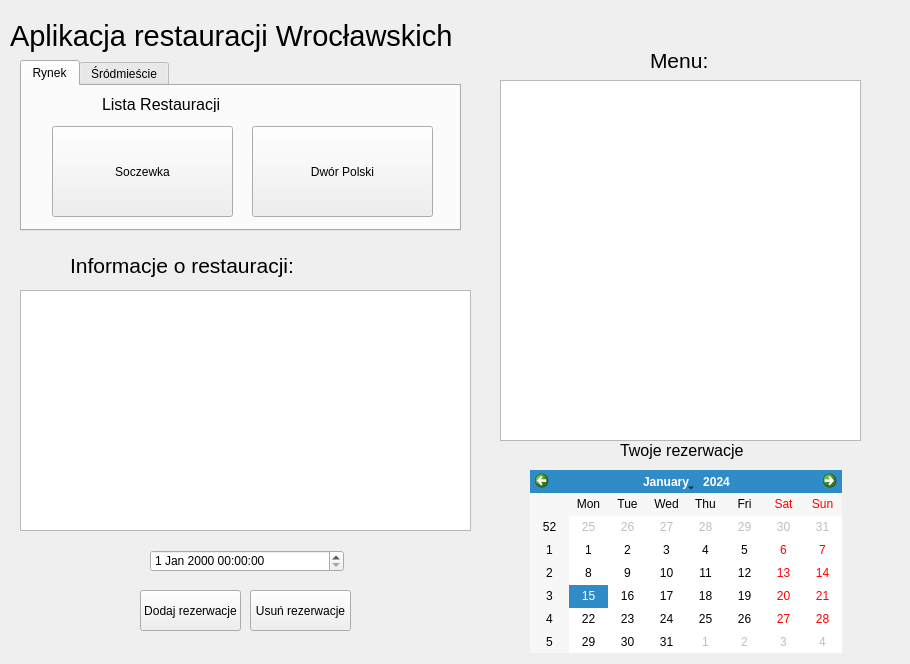
This is mainwindow.ui in Johny250353/projek1 as Qt 5 draws it before an edit. The edited form follows.
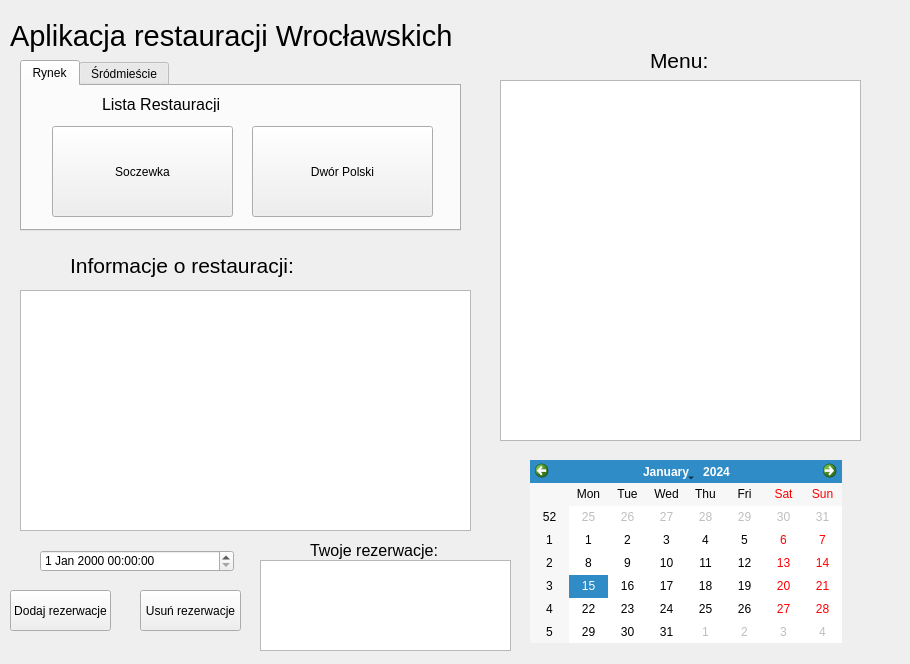
This is the edited form. The open tabs and pages were chosen to show the change.

What changed in the file:
```diff
--- a/mainwindow.ui
+++ b/mainwindow.ui
@@ -18,7 +18,7 @@
     <property name="geometry">
      <rect>
       <x>530</x>
-      <y>470</y>
+      <y>460</y>
       <width>312</width>
       <height>183</height>
      </rect>
@@ -39,8 +39,8 @@
    <widget class="QLabel" name="label_2">
     <property name="geometry">
      <rect>
-      <x>620</x>
-      <y>440</y>
+      <x>310</x>
+      <y>540</y>
       <width>131</width>
       <height>20</height>
      </rect>
@@ -51,7 +51,7 @@
      </font>
     </property>
     <property name="text">
-     <string>Twoje rezerwacje</string>
+     <string>Twoje rezerwacje:</string>
     </property>
    </widget>
    <widget class="QTabWidget" name="tabWidget">
@@ -222,7 +222,7 @@
    <widget class="QPushButton" name="button_rezerw1">
     <property name="geometry">
      <rect>
-      <x>140</x>
+      <x>10</x>
       <y>590</y>
       <width>101</width>
       <height>41</height>
@@ -235,7 +235,7 @@
    <widget class="QPushButton" name="button_unreserw1">
     <property name="geometry">
      <rect>
-      <x>250</x>
+      <x>140</x>
       <y>590</y>
       <width>101</width>
       <height>41</height>
@@ -248,7 +248,7 @@
    <widget class="QDateTimeEdit" name="dateTimeEdit1">
     <property name="geometry">
      <rect>
-      <x>150</x>
+      <x>40</x>
       <y>550</y>
       <width>194</width>
       <height>22</height>
@@ -275,6 +275,16 @@
      </rect>
     </property>
    </widget>
+   <widget class="QTextBrowser" name="textBrowser">
+    <property name="geometry">
+     <rect>
+      <x>260</x>
+      <y>560</y>
+      <width>251</width>
+      <height>91</height>
+     </rect>
+    </property>
+   </widget>
   </widget>
  </widget>
  <tabstops>
```
Left out of the diff: 2 changed lines with no effect on the pictures.
